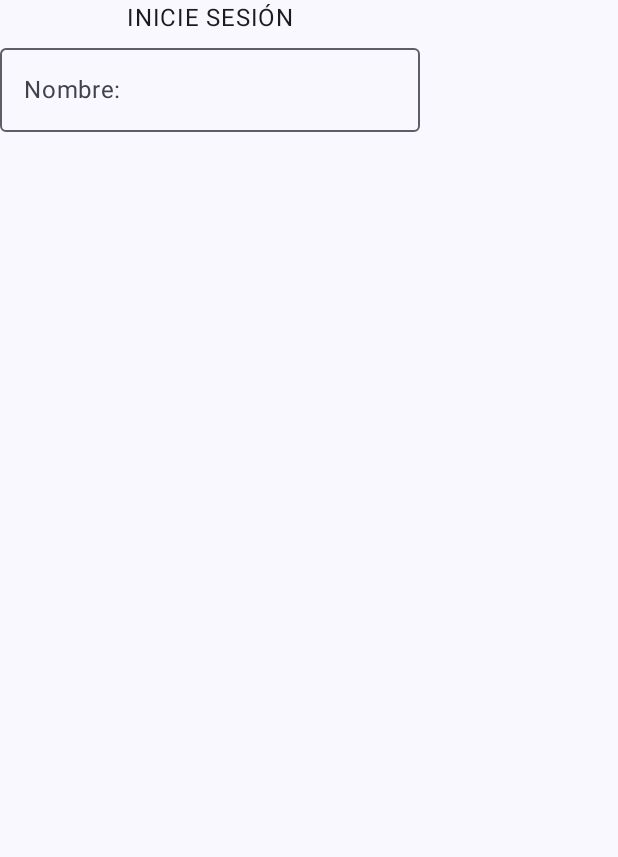
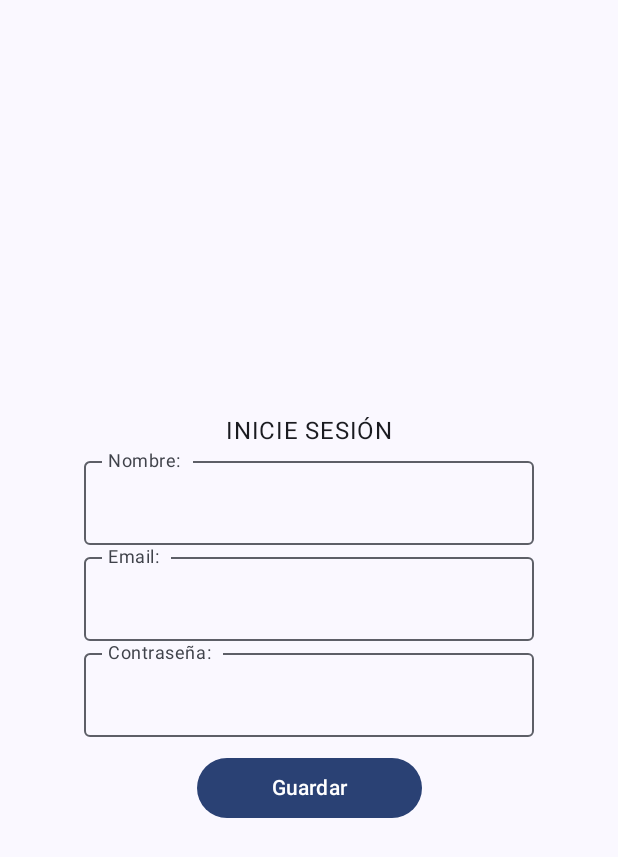
Before and after one commit to EEP-202425/dam_proyecto_android_ada_psp-JorgeBarranco, an Android app built with Jetpack Compose: the composable PantallaLoging shown on its own in the app's theme, on a phone screen of 412 x 824 dp. Shown: the top 857 px of the screen. Run offline under Robolectric (Android 15) with nearby library versions, the phone set to English and light mode, and no system bars.

Commit message:
PANTALLA LOGIN TERMINADA

```diff
--- a/front/app/src/main/java/com/example/proyectofinaltransporte/pantallas/PantallaInicio.kt
+++ b/front/app/src/main/java/com/example/proyectofinaltransporte/pantallas/PantallaInicio.kt
@@ -2,6 +2,11 @@ package com.example.proyectofinaltransporte.pantallas
 
 import androidx.compose.foundation.layout.Arrangement
 import androidx.compose.foundation.layout.Column
+import androidx.compose.foundation.layout.Spacer
+import androidx.compose.foundation.layout.fillMaxSize
+import androidx.compose.foundation.layout.height
+import androidx.compose.foundation.layout.width
+import androidx.compose.material3.Button
 import androidx.compose.material3.OutlinedTextField
 import androidx.compose.material3.Text
 import androidx.compose.runtime.Composable
@@ -11,17 +16,18 @@ import androidx.compose.runtime.remember
 import androidx.compose.runtime.setValue
 import androidx.compose.ui.Alignment
 import androidx.compose.ui.Modifier
+import androidx.compose.ui.unit.dp
 
 @Composable
 fun PantallaLoging(
     modifier: Modifier,
     botonLog: () -> Unit
 ) {
-    var nombre by  remember { mutableStateOf("") }
+    var nombre by  remember { mutableStateOf(" ") }
     var email by  remember { mutableStateOf(" ") }
     var password by  remember { mutableStateOf(" ") }
     Column(
-        modifier = modifier,
+        modifier = modifier.fillMaxSize(),
         verticalArrangement = Arrangement.Center,
         horizontalAlignment = Alignment.CenterHorizontally
     )
@@ -31,7 +37,30 @@ fun PantallaLoging(
         OutlinedTextField(
             value = nombre,
             onValueChange = {nombre = it},
-            label = {Text("Nombre: ") }
+            label = {Text("Nombre: ") },
+            modifier = Modifier.width(300.dp)
         )
+
+        OutlinedTextField(
+            value = email,
+            onValueChange = {email = it},
+            label = {Text("Email: ") },
+            modifier = Modifier.width(300.dp)
+        )
+
+        OutlinedTextField(
+            value = password,
+            onValueChange = {password = it},
+            label = {Text("Contraseña: ") },
+            modifier = Modifier.width(300.dp)
+        )
+
+        Spacer(Modifier.height(10.dp))
+
+        Button(onClick =
+        botonLog, modifier = Modifier.width(150.dp)) {
+            Text("Guardar")
+        }
+
     }
 }
```
Also changed, not shown: front/app/src/main/java/com/example/proyectofinaltransporte/MainActivity.kt (+6 -19 lines).
